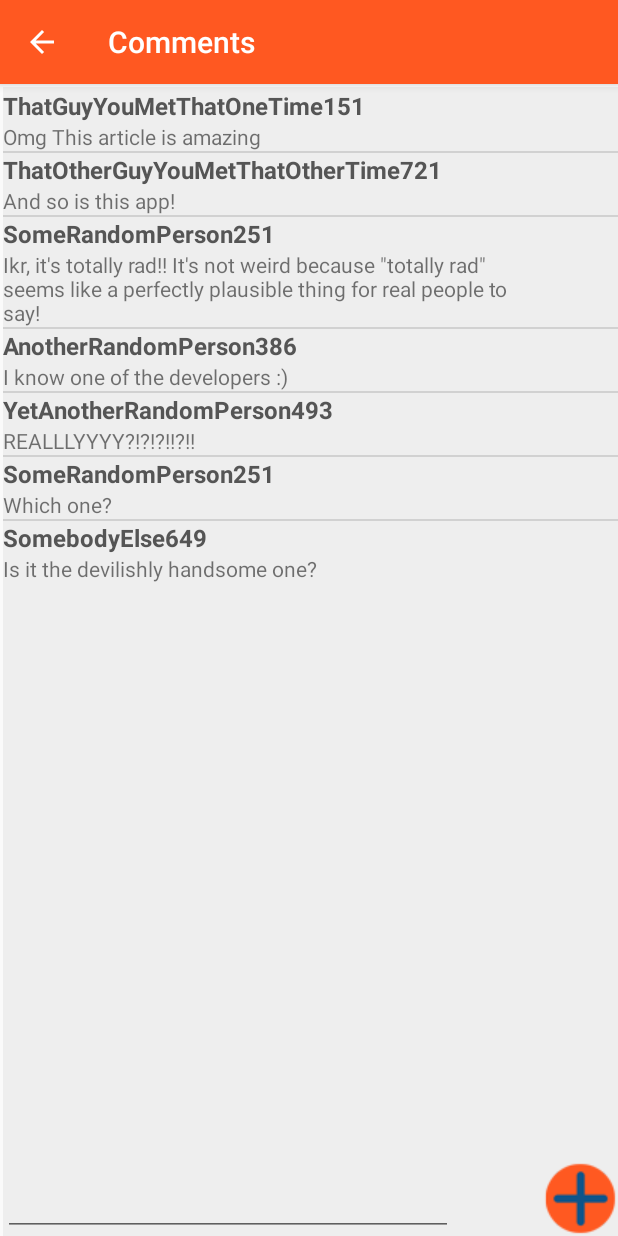
After one commit to debkbanerji/SnapNews, an Android app: the Comments screen opened directly, with no data from a screen before it, on a phone screen of 412 x 824 dp. The commit adds this screen. Run offline under Robolectric (Android 15) with nearby library versions, the phone set to English and light mode, and no system bars; network calls fail.

Commit message:
Comments
Made Comments section mocup

```diff
--- /dev/null
+++ b/SnapNews/app/src/main/java/com/example/SnapNews/Comment.java
@@ -0,0 +1,22 @@
+package com.example.SnapNews;
+
+/**
+ * Created by Deb Banerji on 27-Mar-16.
+ */
+public class Comment {
+    private String user;
+    private String content;
+
+    public Comment(String user, String content) {
+        this.user = user;
+        this.content = content;
+    }
+
+    public String getContent() {
+        return content;
+    }
+
+    public String getUser() {
+        return user;
+    }
+}
--- /dev/null
+++ b/SnapNews/app/src/main/java/com/example/SnapNews/CommentListAdapter.java
@@ -0,0 +1,78 @@
+package com.example.SnapNews;
+
+import android.content.Context;
+import android.graphics.Bitmap;
+import android.graphics.BitmapFactory;
+import android.os.StrictMode;
+import android.view.LayoutInflater;
+import android.view.View;
+import android.view.ViewGroup;
+import android.widget.ArrayAdapter;
+import android.widget.ImageView;
+import android.widget.TextView;
+
+import java.io.BufferedInputStream;
+import java.io.IOException;
+import java.net.MalformedURLException;
+import java.net.URL;
+import java.net.URLConnection;
+import java.util.Date;
+import java.util.HashMap;
+import java.util.List;
+
+public class CommentListAdapter extends ArrayAdapter<HashMap> {
+
+    private List comments;
+
+    public CommentListAdapter(Context context, int resource, List objects) {
+        super(context, resource, objects);
+        comments = objects;
+    }
+
+    @Override
+    public View getView(int position, View convertView, ViewGroup parent) {
+
+        if (convertView == null) {
+            convertView = LayoutInflater.from(getContext()).
+                    inflate(R.layout.commentfeed_item, parent, false);
+        }
+
+        Comment comment = (Comment) comments.get(position);
+
+        TextView userText = (TextView) convertView.findViewById(R.id.userText);
+        userText.setText(comment.getUser());
+
+        TextView contentText = (TextView) convertView.findViewById(R.id.contentText);
+        contentText.setText(comment.getContent());
+//        if (article instanceof HashMap) {
+//            HashMap<String, Object> m = (HashMap) article;
+//            TextView titleText = (TextView) convertView.findViewById(com.example.SnapNews.R.id.titleText);
+//            //titleText.setText((String) (m.get("title"))+(m.get("seen")).toString()); //debug statement
+//            titleText.setText((String) (m.get("title")));
+//            TextView summaryText = (TextView) convertView.findViewById(com.example.SnapNews.R.id.summaryText);
+//            summaryText.setText((String) (m.get("summary")));
+//            TextView timeText = (TextView) convertView.findViewById(com.example.SnapNews.R.id.timeText);
+//            Date resultDate = new Date((long) (m.get("postTime")));
+//            String stringDate = resultDate.toString();
+//            String[] splitDate = stringDate.split(" ");
+//            stringDate = splitDate[0] + " " + splitDate[1] + " " + splitDate[2] + ", " + splitDate[3] + " ";
+//            timeText.setText(stringDate);
+//
+//
+//            String url = (String) m.get("pic");
+//            ImageView iv = (ImageView) convertView.findViewById(R.id.image);
+//
+//            URL realURL = null;
+//            try {
+//                realURL = new URL(url);
+//                Bitmap imageBitMap = getRemoteImage(realURL);
+//                iv.setImageBitmap(imageBitMap);
+//            } catch (MalformedURLException e) {
+//                e.printStackTrace();
+//            }
+//        }
+//
+
+        return convertView;
+    }
+}
--- /dev/null
+++ b/SnapNews/app/src/main/java/com/example/SnapNews/Comments.java
@@ -0,0 +1,51 @@
+package com.example.SnapNews;
+
+import android.os.Bundle;
+import android.support.design.widget.FloatingActionButton;
+import android.support.design.widget.Snackbar;
+import android.support.v7.app.AppCompatActivity;
+import android.support.v7.widget.Toolbar;
+import android.view.View;
+import android.widget.ListView;
+
+import com.example.SnapNews.R;
+
+import java.util.ArrayList;
+import java.util.List;
+
+public class Comments extends AppCompatActivity {
+
+    @Override
+    protected void onCreate(Bundle savedInstanceState) {
+        super.onCreate(savedInstanceState);
+        setContentView(R.layout.activity_comments);
+        Toolbar toolbar = (Toolbar) findViewById(R.id.toolbar);
+        setSupportActionBar(toolbar);
+
+        List comments = new ArrayList();
+
+        comments.add(new Comment("ThatGuyYouMetThatOneTime151", "Omg This article is amazing"));
+        comments.add(new Comment("ThatOtherGuyYouMetThatOtherTime721", "And so is this app!"));
+        comments.add(new Comment("SomeRandomPerson251", "Ikr, it's totally rad!! It's not weird because \"totally rad\" seems like a perfectly plausible thing for real people to say! "));
+        comments.add(new Comment("AnotherRandomPerson386", "I know one of the developers :)"));
+        comments.add(new Comment("YetAnotherRandomPerson493", "REALLLYYYY?!?!?!!?!!"));
+        comments.add(new Comment("SomeRandomPerson251", "Which one?"));
+        comments.add(new Comment("SomebodyElse649", "Is it the devilishly handsome one?"));
+
+        CommentListAdapter commentListAdapter = new CommentListAdapter(
+                this, com.example.SnapNews.R.layout.feed_item, comments);
+        final ListView feedListView = (ListView) findViewById(R.id.commentListView);
+        feedListView.setAdapter(commentListAdapter);
+
+//        FloatingActionButton fab = (FloatingActionButton) findViewById(R.id.fab);
+//        fab.setOnClickListener(new View.OnClickListener() {
+//            @Override
+//            public void onClick(View view) {
+//                Snackbar.make(view, "Replace with your own action", Snackbar.LENGTH_LONG)
+//                        .setAction("Action", null).show();
+//            }
+//        });
+        getSupportActionBar().setDisplayHomeAsUpEnabled(true);
+    }
+
+}
--- a/SnapNews/app/src/main/java/com/example/SnapNews/MainActivity.java
+++ b/SnapNews/app/src/main/java/com/example/SnapNews/MainActivity.java
@@ -1,5 +1,6 @@
 package com.example.SnapNews;
 
+import android.content.Intent;
 import android.os.Bundle;
 import android.support.design.widget.Snackbar;
 import android.support.v7.app.AppCompatActivity;
@@ -136,6 +137,19 @@ public class MainActivity extends AppCompatActivity {
             }
         });
 
+        ImageButton commentButton = (ImageButton) findViewById(R.id.commentButton);
+        assert commentButton != null;
+
+        commentButton.setOnClickListener(new View.OnClickListener() {//setting seen value of first to true and updating database
+            @Override
+            public void onClick(View v) {
+
+                Intent intent = new Intent(getBaseContext(), Comments.class);
+                startActivity(intent);
+            }
+        });
+
+
         ImageButton shareButton = (ImageButton) findViewById(com.example.SnapNews.R.id.shareButton);
         assert shareButton != null;
 
--- /dev/null
+++ b/SnapNews/app/src/main/res/layout/activity_comments.xml
@@ -0,0 +1,34 @@
+<?xml version="1.0" encoding="utf-8"?>
+<android.support.design.widget.CoordinatorLayout xmlns:android="http://schemas.android.com/apk/res/android"
+    xmlns:app="http://schemas.android.com/apk/res-auto"
+    xmlns:tools="http://schemas.android.com/tools"
+    android:layout_width="match_parent"
+    android:layout_height="match_parent"
+    android:fitsSystemWindows="true"
+    tools:context="com.example.firebasetester.Comments">
+
+    <android.support.design.widget.AppBarLayout
+        android:layout_width="match_parent"
+        android:layout_height="wrap_content"
+        android:theme="@style/AppTheme.AppBarOverlay">
+
+        <android.support.v7.widget.Toolbar
+            android:id="@+id/toolbar"
+            android:layout_width="match_parent"
+            android:layout_height="?attr/actionBarSize"
+            android:background="?attr/colorPrimary"
+            app:popupTheme="@style/AppTheme.PopupOverlay" />
+
+    </android.support.design.widget.AppBarLayout>
+
+    <include layout="@layout/content_comments" />
+
+    <!--<android.support.design.widget.FloatingActionButton-->
+        <!--android:id="@+id/fab"-->
+        <!--android:layout_width="wrap_content"-->
+        <!--android:layout_height="wrap_content"-->
+        <!--android:layout_gravity="bottom|end"-->
+        <!--android:layout_margin="@dimen/fab_margin"-->
+        <!--android:src="@android:drawable/ic_dialog_email" />-->
+
+</android.support.design.widget.CoordinatorLayout>
--- /dev/null
+++ b/SnapNews/app/src/main/res/layout/commentfeed_item.xml
@@ -0,0 +1,40 @@
+<?xml version="1.0" encoding="utf-8"?>
+<RelativeLayout xmlns:android="http://schemas.android.com/apk/res/android"
+    android:layout_width="360dp"
+    android:layout_height="wrap_content"
+    android:paddingBottom="0dp"
+    android:background="#EEEEEE"
+    >
+
+    <LinearLayout
+        android:layout_width="match_parent"
+        android:layout_height="wrap_content"
+        android:layout_centerVertical="true"
+        android:layout_marginLeft="0dp"
+        android:layout_marginStart="0dp"
+        android:orientation="vertical"
+        android:padding="0dp">
+
+        <TextView
+            android:id="@+id/userText"
+            android:layout_width="340dp"
+            android:layout_height="wrap_content"
+            android:text=""
+            android:gravity="left"
+            android:textStyle="bold"
+            android:textSize="16sp"
+            android:textColor="#555555"/>
+
+
+        <TextView
+            android:id="@+id/contentText"
+            android:layout_width="wrap_content"
+            android:layout_height="wrap_content"
+            android:text=""
+            android:textSize="14sp" />
+
+
+
+    </LinearLayout>
+
+</RelativeLayout>
--- /dev/null
+++ b/SnapNews/app/src/main/res/layout/content_comments.xml
@@ -0,0 +1,59 @@
+<?xml version="1.0" encoding="utf-8"?>
+<RelativeLayout xmlns:android="http://schemas.android.com/apk/res/android"
+    xmlns:app="http://schemas.android.com/apk/res-auto"
+    xmlns:tools="http://schemas.android.com/tools"
+    android:layout_width="match_parent"
+    android:layout_height="match_parent"
+    android:paddingBottom="0dp"
+    android:paddingLeft="2dp"
+    android:paddingRight="0dp"
+    android:paddingTop="2dp"
+    app:layout_behavior="@string/appbar_scrolling_view_behavior"
+    tools:context="com.example.firebasetester.Comments"
+    tools:showIn="@layout/activity_comments">
+
+
+    <RelativeLayout xmlns:android="http://schemas.android.com/apk/res/android"
+        xmlns:app="http://schemas.android.com/apk/res-auto"
+        xmlns:tools="http://schemas.android.com/tools"
+        android:layout_width="match_parent"
+        android:layout_height="match_parent"
+        android:background="#eeeeee"
+        android:paddingBottom="0dp"
+        android:paddingLeft="0dp"
+        android:paddingRight="0dp"
+        android:paddingTop="1dp"
+        app:layout_behavior="@string/appbar_scrolling_view_behavior"
+        tools:context="com.example.SnapNews.MainActivity"
+        tools:showIn="@layout/activity_main">
+
+        <ListView
+            android:id="@+id/commentListView"
+            android:layout_width="wrap_content"
+            android:layout_height="wrap_content"
+            android:layout_alignParentLeft="true"
+            android:layout_alignParentStart="true"
+            android:layout_alignParentTop="true" />
+
+        <EditText
+            android:layout_width="300dp"
+            android:layout_height="50dp"
+            android:layout_alignParentLeft="true"
+            android:layout_alignParentStart="true"
+            android:layout_alignParentBottom="true"
+            android:isScrollContainer="true"
+            android:maxLines="1"
+            android:scrollbars="horizontal"
+            android:textSize="20sp" />
+
+        <ImageButton
+            style="?android:attr/buttonStyleSmall"
+            android:layout_width="wrap_content"
+            android:layout_height="wrap_content"
+            android:layout_alignParentEnd="true"
+            android:layout_alignParentRight="true"
+            android:layout_alignParentBottom="true"
+            android:background="@drawable/plus_small" />
+
+    </RelativeLayout>
+</RelativeLayout>
--- a/SnapNews/app/src/main/res/values/strings.xml
+++ b/SnapNews/app/src/main/res/values/strings.xml
@@ -2,4 +2,5 @@
     <string name="app_name">SnapNews</string>
     <string name="action_settings">Settings</string>
     <string name="TypePrompt">What have you been reading?</string>
+    <string name="title_activity_comments">Comments</string>
 </resources>
```
Also changed, not shown: SnapNews/app/src/main/AndroidManifest.xml (+12 -1 lines).
